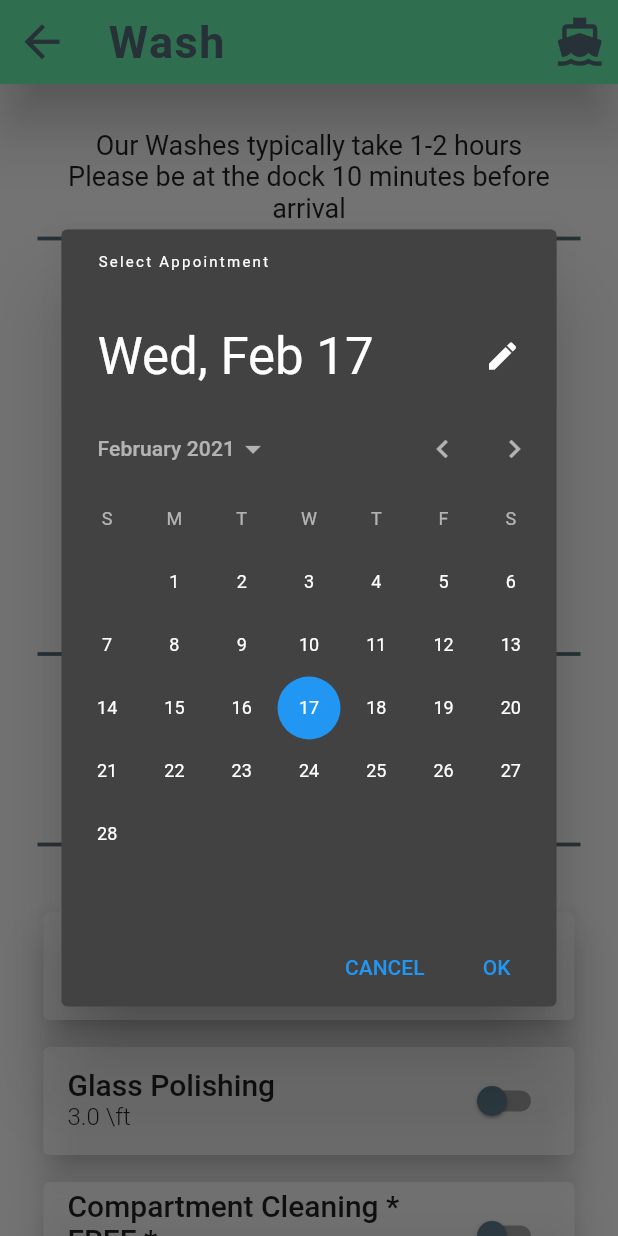
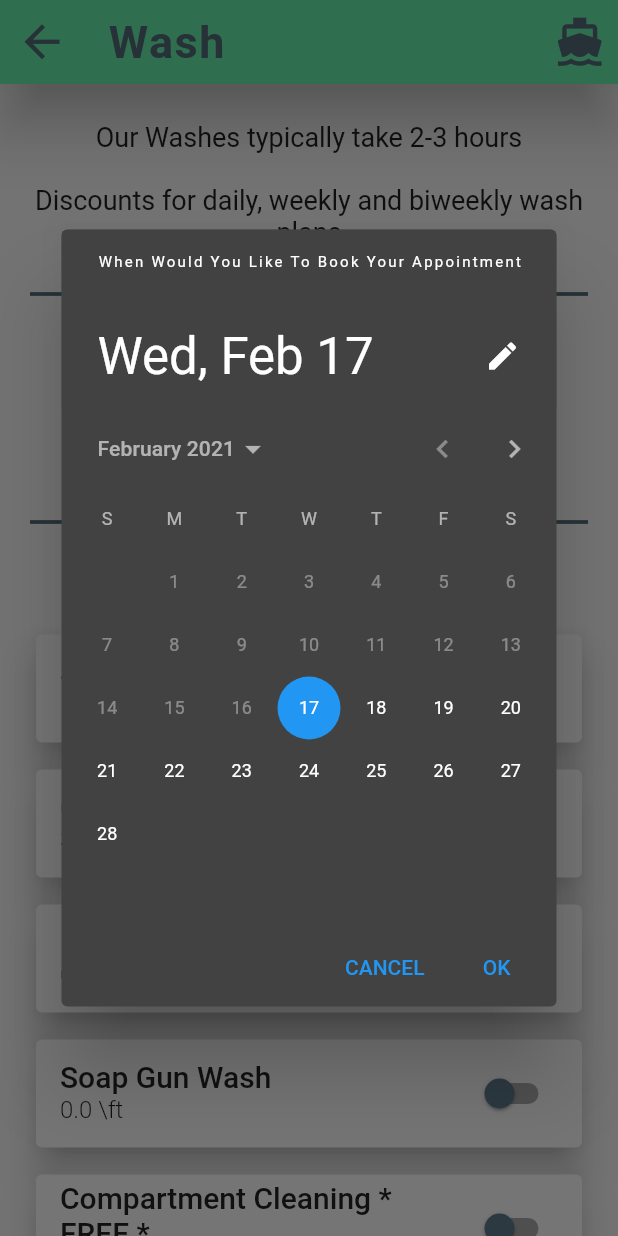
Before and after one commit to gardnerapp/newport_marine_ios, a Flutter app: the screen it shows after launch, after a tap on the "calendar today" icon, on a phone screen of 412 x 824 dp. Run offline on Flutter 3.47's test engine with Material 2 defaults, Android fonts, the phone set to English and light mode, and no system bars.

Commit message:
Finish Wash Page Styling

```diff
--- a/lib/appointments/book_appointment.dart
+++ b/lib/appointments/book_appointment.dart
@@ -33,13 +33,14 @@ class _BookAppointmentState extends State<BookAppointment> {
     );
   }
 
+  //TODO Pressing OK Is Not Working
   _selectDate(BuildContext context) async {
     final DateTime picked = await showDatePicker(
         context: context,
         initialDate: selectedDate,
-      firstDate: DateTime(2000),
-      lastDate: DateTime(2025),
-      helpText: "Select Appointment",
+      firstDate: DateTime.now(),
+      lastDate: DateTime(2021, DateTime.september, 01),
+      helpText: "When Would You Like To Book Your Appointment",
       errorFormatText: 'Enter valid date',
       errorInvalidText: 'Enter date in valid range',
       builder: (context, child) {
--- /dev/null
+++ b/lib/services/full_detail/full_detail.dart
@@ -0,0 +1 @@
+import 'package:flutter/material.dart';
--- a/lib/services/wash/occurence.dart
+++ b/lib/services/wash/occurence.dart
@@ -1,5 +1,5 @@
 import 'package:flutter/material.dart';
-
+//TODO Potentially Delete
 class Occurence extends StatefulWidget {
 
   //TODO SetState of Parent to set cost per foot with CallBack
@@ -16,37 +16,31 @@ class _OccurenceState extends State<Occurence> {
       children: <Widget>[
         RadioListTile(
           activeColor: Colors.blueGrey,
-          value: 0,
-          groupValue: _groupValue,
-          onChanged: _handleChange,
-          title: Text("One Time Wash"),
-          subtitle: Text("\$13.00 /ft"),
+          title: titleText("Windows Cleaned"),
+          onChanged: (value) {  },
         ),
         RadioListTile(
           activeColor: Colors.blueGrey,
-          value: 1,
-          groupValue: _groupValue,
-          onChanged: _handleChange,
-          title: Text("Weekly Wash"),
-          subtitle: Text("\$10.00 /ft"),
+          title: titleText("Stainless Cleaned"),
+          onChanged: (value) {},
         ),
         RadioListTile(
           activeColor: Colors.blueGrey,
-          value: 2,
-          groupValue: _groupValue,
-          onChanged: _handleChange,
-          title: Text("Daily Wash"),
-          subtitle: Text("\$8.00 /ft"),
-        )
+          title: titleText("Leather Protection"),
+          onChanged: (value) {},
+        ),
+        RadioListTile(
+          activeColor: Colors.blueGrey,
+          title: titleText("Soap Gun Wash"),
+          onChanged: (value) {},
+        ),
       ],
     );
   }
 
-  _handleChange(int i){
-    setState(() {
-      _groupValue = i;
-
-    });
-
+  Text titleText(String title){
+    return Text(title, style: TextStyle(
+      color: Colors.black87, fontSize: 18.0
+    ));
   }
 }
--- a/lib/services/wash/wash_page.dart
+++ b/lib/services/wash/wash_page.dart
@@ -2,8 +2,8 @@ import 'package:dilibro_boat/app_bar_styling.dart';
 import 'package:dilibro_boat/appointments/book_appointment.dart';
 import 'package:dilibro_boat/forms/raised_icon_style.dart';
 import 'package:dilibro_boat/models/boat.dart';
-import 'package:dilibro_boat/services/wash/occurence.dart';
 import 'package:dilibro_boat/services/wash/wash_switch_tile.dart';
+import 'package:dilibro_boat/services/wash/wash_text_styles.dart';
 import 'package:flutter/material.dart';
 
 //TODO weekly Wash Savings
@@ -22,15 +22,17 @@ class _WashPageState extends State<WashPage> {
   TimeOfDay selectedTime = TimeOfDay(hour: 07, minute: 00);
   //TODO figure out how to combine Time of day with DateTime
   //TODO Store details into map in order to make Reciept, this JSON will be passwed as text to the backend
-  //Map<String, double> tring == the service, double is the cost per foor of service
+  //create wash details list bullets
+  //move radio buttons to next page
+  // and do forms
 
-  double cost = costPerFoot * boatLen;
+  double cost = costPerFoot * 12.0;
   static double costPerFoot = 16.0;
-  static double boatLen = 22.0;
   String additionalInstructions;
 
   @override
   Widget build(BuildContext context) {
+
     return Scaffold(
       appBar: customAppBar("Wash", Icons.arrow_back, (){
         Navigator.pop(context);
@@ -38,25 +40,15 @@ class _WashPageState extends State<WashPage> {
         //Push to checkout
       }),
         body: ListView(
-          padding: const EdgeInsets.all(25.0),
+          padding: const EdgeInsets.all(20.0),
           children: <Widget>[
             SizedBox(height: 5.0),
-            Text(
-              "Our Washes typically take 1-2 hours\nPlease be at the dock 10 minutes before arrival",
-              style: instructionsTextStyle(),
-              textAlign: TextAlign.center,
+            instructionText(
+              "Our Washes typically take 2-3 hours\n"
             ),
+            instructionText("Discounts for daily, weekly and biweekly wash plans\n"),
             Divider(height: 20.0, thickness: 2.5, color: Colors.blueGrey[600]),
-            SizedBox(height: 10),
-            Text(
-              "Wash Frequency?",
-              style: instructionsTextStyle(),
-              textAlign: TextAlign.center,
-            ),
-            Occurence(
-            ),
-            SizedBox(height: 10),
-            Divider(height: 20.0, thickness: 2.5, color: Colors.blueGrey[600]),
+            SizedBox(height: 15),
             Text(
               "Appointment Time and Date:",
               style: instructionsTextStyle(),
@@ -67,19 +59,16 @@ class _WashPageState extends State<WashPage> {
               handleDateChange: (DateTime date) => setState(() {selectedDate = date;}),
               handleTimeChange: (TimeOfDay time) => setState((){selectedTime = time;}),
             ),
-            SizedBox(height: 15),
+            SizedBox(height: 25),
             Divider(height: 20.0, thickness: 2.5, color: Colors.blueGrey[600]),
-            Text(
-              "Select Your Options:",
-              style: instructionsTextStyle(),
-              textAlign: TextAlign.center,
-            ),
-            SizedBox(height: 10),
+            SizedBox(height: 20),
+            instructionText("Select Your Options:"),
+            SizedBox(height: 20),
             WashSwitchTile(
               option: "Stainless Steel",
               optionCost: 5.0,
               handleChange: (bool value) => setState((){
-                double num = boatLen * 5.0;
+                double num = this.widget.boat.length * 5.0;
                 if(value){
                       cost += num;
                 }else{
@@ -91,7 +80,7 @@ class _WashPageState extends State<WashPage> {
               option: "Glass Polishing",
               optionCost: 3.0,
               handleChange: (bool value) => setState((){
-                double num = boatLen * 3.0;
+                double num = this.widget.boat.length * 3.0;
                 if(value){
                   cost += num;
                 }else{
@@ -99,27 +88,29 @@ class _WashPageState extends State<WashPage> {
                 }
               }),
             ),SizedBox(height: 10),
-              WashSwitchTile(
-             option: "Compartment Cleaning * FREE *",
-                optionCost: 0.0,
-                handleChange: (bool value){},
-           ),
             WashSwitchTile(
-              option: "Cabin Maid",
-              optionCost: 16.0,
-              handleChange: (bool value) => setState((){
-                double num = boatLen * 16.0;
-                if(value){
-                  cost += num;
-                }else{
-                  cost = cost - num;
-                }
-              }),
+              option: "Leather Protection",
+              optionCost: 0.0,
+              handleChange: (bool value) {},
             ),
-            SizedBox(height: 30.0,),
-            Container(height: 150.0,
+            SizedBox(height: 10),
+            WashSwitchTile(
+              option: "Soap Gun Wash",
+              optionCost:0.0,
+              handleChange: (bool value){},
+            ),SizedBox(height: 10),
+            WashSwitchTile(
+              option: "Compartment Cleaning * FREE *",
+              optionCost: 0.0,
+              handleChange: (bool value) {},
+            ),
+            SizedBox(
+              height: 30.0,
+            ),
+            Container(
+              height: 150.0,
               child: Card(
-              shape: RoundedRectangleBorder(
+                shape: RoundedRectangleBorder(
                 borderRadius: BorderRadius.circular(20.0),
               ),
                 elevation: 16.0,
@@ -161,10 +152,4 @@ class _WashPageState extends State<WashPage> {
         ));
   }
 
-  TextStyle instructionsTextStyle() {
-    return TextStyle(
-      color: Colors.black87,
-      fontSize: 18.0,
-    );
-  }
 }
--- a/lib/services/wash/wash_switch_tile.dart
+++ b/lib/services/wash/wash_switch_tile.dart
@@ -19,7 +19,7 @@ class _WashSwitchTileState extends State<WashSwitchTile> {
     return Container(
         child: Card(
       elevation: 10.0,
-      color: Colors.white70,
+      color: Colors.white,
       child: SwitchListTile(
         title: Text(
           this.widget.option,
--- /dev/null
+++ b/lib/services/wash/wash_text_styles.dart
@@ -0,0 +1,16 @@
+import 'package:flutter/material.dart';
+
+TextStyle instructionsTextStyle() {
+  return TextStyle(
+    color: Colors.black87,
+    fontSize: 18.0,
+  );
+}
+
+Text instructionText(String val) {
+  return Text(
+    val,
+    style: instructionsTextStyle(),
+    textAlign: TextAlign.center,
+  );
+}
```
Also changed, not shown: lib/services/full_detail.dart (deleted).
